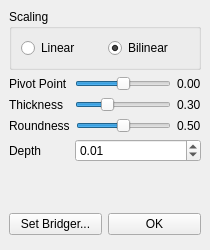
Before: the Qt Designer form forms/WeavePanel.ui in TopModLab/Unfolding, drawn with Qt 5.
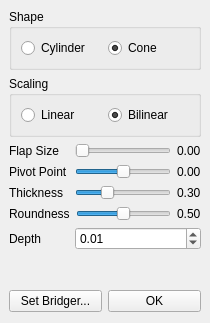
After: the same form once the commit is applied.

Commit message: added cone shape pieces for weaving

Patch:
```diff
--- a/forms/WeavePanel.ui
+++ b/forms/WeavePanel.ui
@@ -7,7 +7,7 @@
     <x>0</x>
     <y>0</y>
     <width>210</width>
-    <height>250</height>
+    <height>323</height>
    </rect>
   </property>
   <property name="windowTitle">
@@ -19,10 +19,42 @@
      <x>9</x>
      <y>9</y>
      <width>192</width>
-     <height>226</height>
+     <height>303</height>
     </rect>
    </property>
    <layout class="QVBoxLayout" name="verticalLayout">
+    <item>
+     <widget class="QGroupBox" name="groupBox_2">
+      <property name="title">
+       <string>Shape</string>
+      </property>
+      <layout class="QHBoxLayout" name="horizontalLayout_7">
+       <item>
+        <widget class="QRadioButton" name="shapeCylinderBtn">
+         <property name="text">
+          <string>Cylinder</string>
+         </property>
+         <attribute name="buttonGroup">
+          <string notr="true">shapeBtnGrp</string>
+         </attribute>
+        </widget>
+       </item>
+       <item>
+        <widget class="QRadioButton" name="shapeConeBtn">
+         <property name="text">
+          <string>Cone</string>
+         </property>
+         <property name="checked">
+          <bool>true</bool>
+         </property>
+         <attribute name="buttonGroup">
+          <string notr="true">shapeBtnGrp</string>
+         </attribute>
+        </widget>
+       </item>
+      </layout>
+     </widget>
+    </item>
     <item>
      <widget class="QGroupBox" name="groupBox">
       <property name="title">
@@ -55,6 +87,43 @@
       </layout>
      </widget>
     </item>
+    <item>
+     <layout class="QHBoxLayout" name="horizontalLayout_8">
+      <item>
+       <widget class="QLabel" name="label_3">
+        <property name="sizePolicy">
+         <sizepolicy hsizetype="Fixed" vsizetype="Preferred">
+          <horstretch>0</horstretch>
+          <verstretch>0</verstretch>
+         </sizepolicy>
+        </property>
+        <property name="minimumSize">
+         <size>
+          <width>60</width>
+          <height>0</height>
+         </size>
+        </property>
+        <property name="text">
+         <string>Flap Size</string>
+        </property>
+       </widget>
+      </item>
+      <item>
+       <widget class="QSlider" name="flapSlider">
+        <property name="orientation">
+         <enum>Qt::Horizontal</enum>
+        </property>
+       </widget>
+      </item>
+      <item>
+       <widget class="QLabel" name="flapLabel">
+        <property name="text">
+         <string>0.00</string>
+        </property>
+       </widget>
+      </item>
+     </layout>
+    </item>
     <item>
      <layout class="QHBoxLayout" name="horizontalLayout_6">
       <item>
```
Left out of the diff: 1 changed line with no effect on the pictures. The commit also changes 4 other files.
